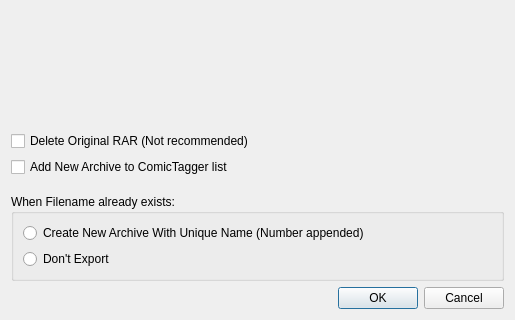
Old version of the form exportwindow.ui in the repository comictagger/comictagger.
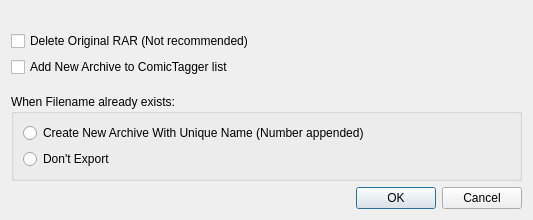
New version of the form.

Commit message: GUI goodness, better adjusted forms and dialogs

Patch:
```diff
--- a/exportwindow.ui
+++ b/exportwindow.ui
@@ -9,18 +9,24 @@
    <rect>
     <x>0</x>
     <y>0</y>
-    <width>515</width>
-    <height>320</height>
+    <width>533</width>
+    <height>202</height>
    </rect>
   </property>
+  <property name="sizePolicy">
+   <sizepolicy hsizetype="Preferred" vsizetype="Expanding">
+    <horstretch>0</horstretch>
+    <verstretch>0</verstretch>
+   </sizepolicy>
+  </property>
   <property name="windowTitle">
    <string>Export to Zip Archive</string>
   </property>
   <property name="modal">
    <bool>false</bool>
   </property>
-  <layout class="QGridLayout" name="gridLayout_3">
-   <item row="0" column="0">
+  <layout class="QVBoxLayout" name="verticalLayout_2">
+   <item>
     <layout class="QVBoxLayout" name="verticalLayout">
      <item>
       <widget class="QLabel" name="label">
```
The commit also changes 3 other files.
